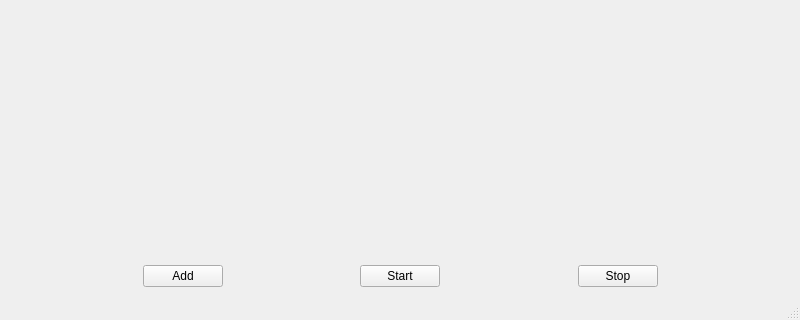
This is mainwindow.ui in hsueh-yh/monitor as Qt 5 draws it before an edit; both pictures show x 0 to 800 and y 380 to 700 of the 800 by 700 pixel window. The edited form follows.
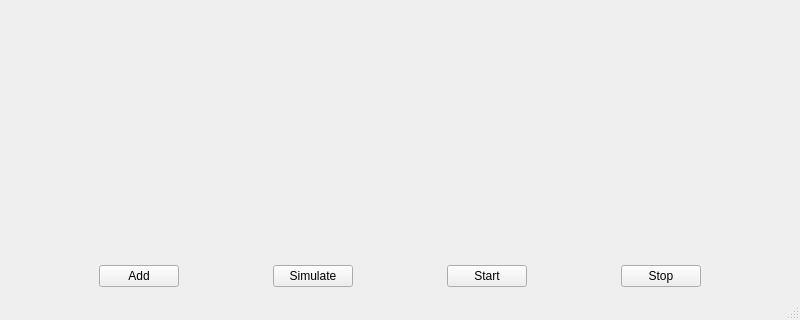
This is the edited form.

What changed in the file:
```diff
--- a/mainwindow.ui
+++ b/mainwindow.ui
@@ -46,6 +46,26 @@
         </property>
        </widget>
       </item>
+      <item>
+       <spacer name="horizontalSpacer_5">
+        <property name="orientation">
+         <enum>Qt::Horizontal</enum>
+        </property>
+        <property name="sizeHint" stdset="0">
+         <size>
+          <width>40</width>
+          <height>20</height>
+         </size>
+        </property>
+       </spacer>
+      </item>
+      <item>
+       <widget class="QPushButton" name="simulate_btn">
+        <property name="text">
+         <string>Simulate</string>
+        </property>
+       </widget>
+      </item>
       <item>
        <spacer name="horizontalSpacer_2">
         <property name="orientation">
```
